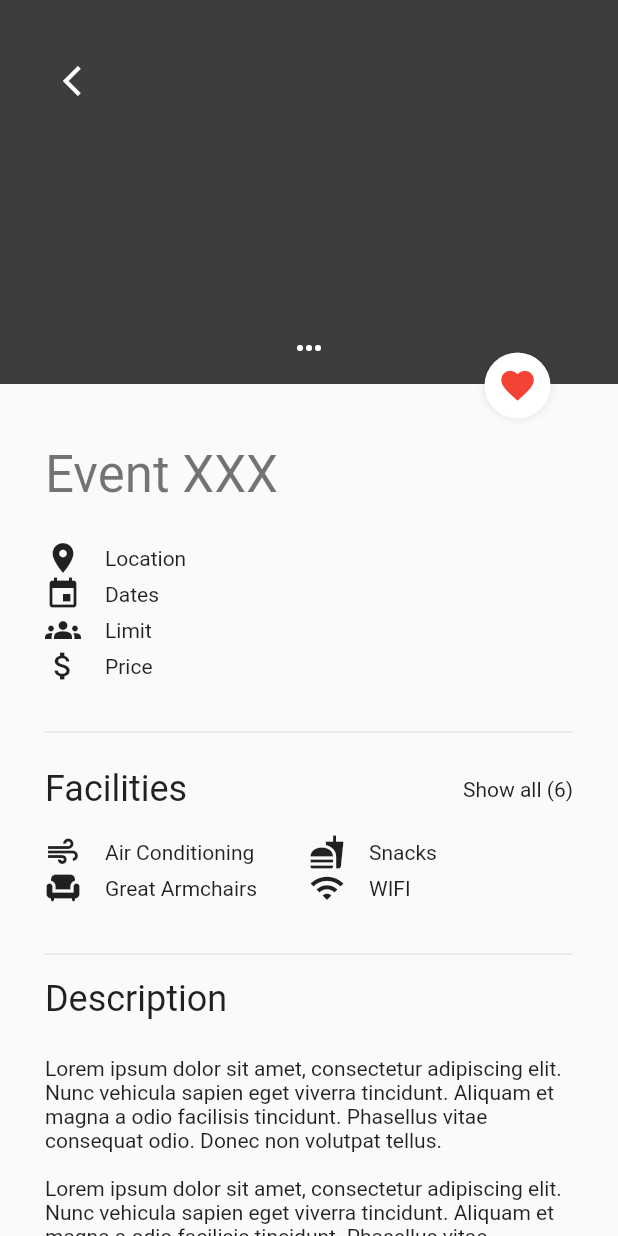
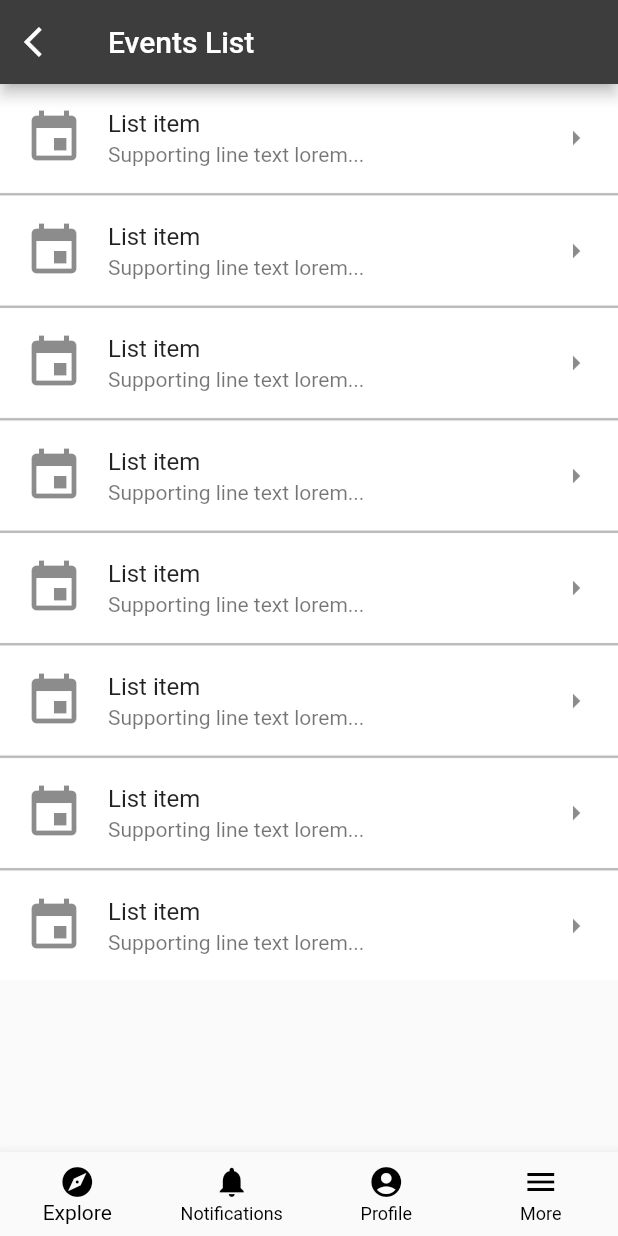
Before and after one commit to brfideliza/brfideliza, a Flutter app: the screen it shows after launch, on a phone screen of 412 x 824 dp. Run offline on Flutter 3.47's test engine with Material 2 defaults, Android fonts, the phone set to English and light mode, and no system bars; drawn by our look-alikes of carousel_slider; our stand-ins replace cloud_firestore, firebase_auth, firebase_core, firebase_database, fluttertoast, persistent_bottom_nav_bar; accounts and stored records are empty.

Commit message:
feat: events_list.dart

```diff
--- a/lib/components/bottom_navigation_bar.dart
+++ b/lib/components/bottom_navigation_bar.dart
@@ -7,8 +7,8 @@ import '../screens/initials/more_screen.dart';
 import '../screens/initials/profile_screen.dart';
 
 
-class bottom_navigation_bar extends StatelessWidget {
-  const bottom_navigation_bar({
+class BottomNavigationBarClass extends StatelessWidget {
+  const BottomNavigationBarClass({
     super.key,
   });
 
--- a/lib/main.dart
+++ b/lib/main.dart
@@ -1,16 +1,22 @@
 import 'package:brfideliza/firebase_options.dart';
 import 'package:brfideliza/screens/events/add_event_screen.dart';
+import 'package:brfideliza/screens/events/events_list.dart';
 import 'package:firebase_core/firebase_core.dart';
 import 'package:flutter/material.dart';
 
 import 'screens/events/event_screen.dart';
 import 'screens/initials/explore_screen.dart';
+import 'screens/initials/notifications_screen.dart';
+import 'screens/initials/profile_screen.dart';
+import 'screens/initials/more_screen.dart';
+
 // import 'package:flutter_web_plugins/flutter_web_plugins.dart';
 
 import 'screens/login/forgot_password.dart';
 import 'screens/login/login_screen.dart';
 import 'screens/login/registration_screen.dart';
 import 'screens/login/splash_screen.dart';
+
 
 Future<void> main() async {
   WidgetsFlutterBinding.ensureInitialized();
@@ -27,15 +33,19 @@ class BrFideliza extends StatelessWidget {
     return MaterialApp(
       title: "BrFideliza",
       theme: ThemeData(),
-      initialRoute: EventScreen.id,
+      initialRoute: EventsListScreen.id,
       routes: {
         SplashScreen.id: (context) => const SplashScreen(),
         LoginScreen.id: (context) => const LoginScreen(),
         RegistrationScreen.id: (context) => const RegistrationScreen(),
         ForgotPasswordScreen.id: (context) => const ForgotPasswordScreen(),
         ExploreScreen.id: (context) => const ExploreScreen(),
+        NotificationsScreen.id: (context) => const NotificationsScreen(),
+        ProfileScreen.id: (context) => const ProfileScreen(),
+        MoreScreen.id: (context) => const MoreScreen(),
         EventScreen.id: (context) => const EventScreen(),
         AddEventScreen.id: (context) => const AddEventScreen(),
+        EventsListScreen.id: (context) => const EventsListScreen(),
       },
     );
   }
--- /dev/null
+++ b/lib/screens/events/events_list.dart
@@ -0,0 +1,52 @@
+import 'package:flutter/material.dart';
+import '../../components/bottom_navigation_bar.dart';
+import 'package:firebase_database/firebase_database.dart';
+
+class EventsListScreen extends StatefulWidget {
+  const EventsListScreen({super.key});
+  static const String id = 'events_list_screen';
+  static const String routeName = 'events_list_screen';
+
+  @override
+  State<EventsListScreen> createState() => _EventsListScreenState();
+}
+
+class _EventsListScreenState extends State<EventsListScreen> {
+
+
+  @override
+  Widget build(BuildContext context) {
+
+    return Scaffold(
+      appBar: AppBar(
+        title: Text('Events List'),
+        backgroundColor: const Color(0xFF3D3D3D),
+        leading: IconButton(
+          icon: Icon(Icons.arrow_back_ios, color: Colors.white),
+          onPressed: () => Navigator.of(context).pop(),
+        ),
+      ),
+      body: ListView.separated(
+          itemBuilder: (context, index) {
+            return ListTile(
+              tileColor: Colors.white,
+              title: Text('List item'),
+              subtitle: Text('Supporting line text lorem...'),
+              leading: Icon(Icons.event, size: 40,),
+              trailing: Icon(Icons.arrow_right),
+
+            );
+          },
+          separatorBuilder: (context, index) {
+            return Divider(
+              height: 3,
+              thickness: 1.5,
+              color: Colors.black26,
+            );
+          },
+          itemCount: 8
+        ),
+      bottomNavigationBar: const BottomNavigationBarClass(),
+    );
+  }
+}
--- a/lib/screens/initials/explore_screen.dart
+++ b/lib/screens/initials/explore_screen.dart
@@ -174,7 +174,7 @@ class _ExploreScreenState extends State<ExploreScreen> {
             ],
           ),
         ),
-            bottomNavigationBar: const bottom_navigation_bar(),
+            bottomNavigationBar: const BottomNavigationBarClass(),
       );
   }
 }
--- a/lib/screens/initials/more_screen.dart
+++ b/lib/screens/initials/more_screen.dart
@@ -18,7 +18,7 @@ class _MoreScreenState extends State<MoreScreen> {
         automaticallyImplyLeading: false,
         title: Text('More'),
       ),
-      bottomNavigationBar: const bottom_navigation_bar(),
+      bottomNavigationBar: const BottomNavigationBarClass(),
     );
   }
 }
--- a/lib/screens/initials/notifications_screen.dart
+++ b/lib/screens/initials/notifications_screen.dart
@@ -18,7 +18,7 @@ class _NotificationsScreenState extends State<NotificationsScreen> {
             automaticallyImplyLeading: false,
             title: Text('Notifications'),
           ),
-          bottomNavigationBar: const bottom_navigation_bar(),
+          bottomNavigationBar: const BottomNavigationBarClass(),
         );
   }
 }
--- a/lib/screens/initials/profile_screen.dart
+++ b/lib/screens/initials/profile_screen.dart
@@ -16,9 +16,12 @@ class _ProfileScreenState extends State<ProfileScreen> {
     return Scaffold(
       appBar: AppBar(
         automaticallyImplyLeading: false,
-        title: Text('Profile'),
+        backgroundColor: Colors.white,
+        title: Text('Profile',
+
+        ),
       ),
-      bottomNavigationBar: const bottom_navigation_bar(),
+      bottomNavigationBar: const BottomNavigationBarClass(),
     );
   }
 }
--- a/pubspec.yaml
+++ b/pubspec.yaml
@@ -14,6 +14,7 @@ dependencies:
   cupertino_icons: ^1.0.5
   firebase_auth: ^4.6.3
   firebase_core: ^2.14.0
+  firebase_database: 10.2.7
   flutter_web_plugins:
     sdk: flutter
   carousel_slider: ^4.2.1
```
Also changed, not shown: pubspec.lock.
